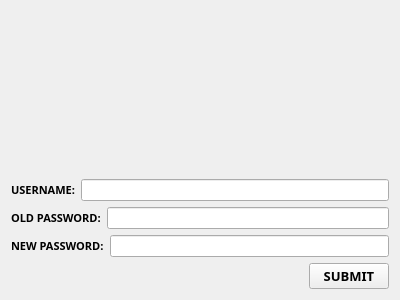
The window that changepass.ui (markytools/sume-borrower-app) describes before a commit, drawn with Qt 5.
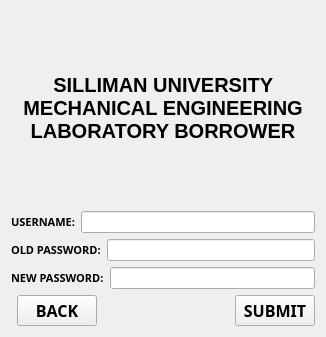
The same window after the commit.

```diff
--- a/changepass.ui
+++ b/changepass.ui
@@ -6,28 +6,27 @@
    <rect>
     <x>0</x>
     <y>0</y>
-    <width>400</width>
-    <height>300</height>
+    <width>326</width>
+    <height>337</height>
    </rect>
   </property>
+  <property name="minimumSize">
+   <size>
+    <width>326</width>
+    <height>337</height>
+   </size>
+  </property>
+  <property name="maximumSize">
+   <size>
+    <width>326</width>
+    <height>337</height>
+   </size>
+  </property>
   <property name="windowTitle">
    <string>Form</string>
   </property>
   <layout class="QGridLayout" name="gridLayout">
-   <item row="0" column="1">
-    <spacer name="verticalSpacer">
-     <property name="orientation">
-      <enum>Qt::Vertical</enum>
-     </property>
-     <property name="sizeHint" stdset="0">
-      <size>
-       <width>20</width>
-       <height>162</height>
-      </size>
-     </property>
-    </spacer>
-   </item>
-   <item row="1" column="0" colspan="2">
+   <item row="1" column="0" colspan="4">
     <layout class="QVBoxLayout" name="verticalLayout">
      <item>
       <layout class="QHBoxLayout" name="horizontalLayout">
@@ -97,31 +96,66 @@
      </item>
     </layout>
    </item>
-   <item row="2" column="0">
-    <spacer name="horizontalSpacer">
+   <item row="2" column="3">
+    <widget class="QPushButton" name="Cancel">
+     <property name="font">
+      <font>
+       <family>Segoe UI Black</family>
+       <pointsize>12</pointsize>
+       <weight>75</weight>
+       <bold>true</bold>
+      </font>
+     </property>
+     <property name="text">
+      <string>SUBMIT</string>
+     </property>
+    </widget>
+   </item>
+   <item row="2" column="2">
+    <spacer name="horizontalSpacer_2">
      <property name="orientation">
       <enum>Qt::Horizontal</enum>
      </property>
      <property name="sizeHint" stdset="0">
       <size>
-       <width>298</width>
+       <width>40</width>
        <height>20</height>
       </size>
      </property>
     </spacer>
    </item>
    <item row="2" column="1">
-    <widget class="QPushButton" name="Cancel">
+    <widget class="QPushButton" name="pushButton">
      <property name="font">
       <font>
        <family>Segoe UI Black</family>
-       <pointsize>10</pointsize>
+       <pointsize>12</pointsize>
        <weight>75</weight>
        <bold>true</bold>
       </font>
      </property>
      <property name="text">
-      <string>SUBMIT</string>
+      <string>BACK</string>
+     </property>
+    </widget>
+   </item>
+   <item row="0" column="0" colspan="4">
+    <widget class="QLabel" name="label">
+     <property name="font">
+      <font>
+       <pointsize>15</pointsize>
+       <weight>75</weight>
+       <bold>true</bold>
+      </font>
+     </property>
+     <property name="text">
+      <string>SILLIMAN UNIVERSITY MECHANICAL ENGINEERING LABORATORY BORROWER</string>
+     </property>
+     <property name="alignment">
+      <set>Qt::AlignCenter</set>
+     </property>
+     <property name="wordWrap">
+      <bool>true</bool>
      </property>
     </widget>
    </item>
```
